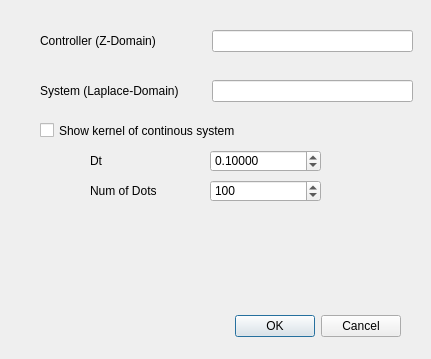
Old version of the form Dialogs/discretecontinoussystemdialog.ui in the repository RauchendeKanonen/QwtControl.
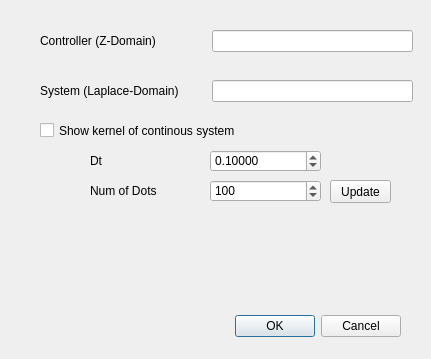
New version of the form. Icons and pictures are not drawn.

The edit to the form file:
```diff
--- a/Dialogs/discretecontinoussystemdialog.ui
+++ b/Dialogs/discretecontinoussystemdialog.ui
@@ -174,6 +174,19 @@
     <string>Num of Dots</string>
    </property>
   </widget>
+  <widget class="QToolButton" name="toolButtonUpdate">
+   <property name="geometry">
+    <rect>
+     <x>330</x>
+     <y>180</y>
+     <width>61</width>
+     <height>23</height>
+    </rect>
+   </property>
+   <property name="text">
+    <string>Update</string>
+   </property>
+  </widget>
  </widget>
  <resources>
   <include location="../ressource.qrc"/>
```
